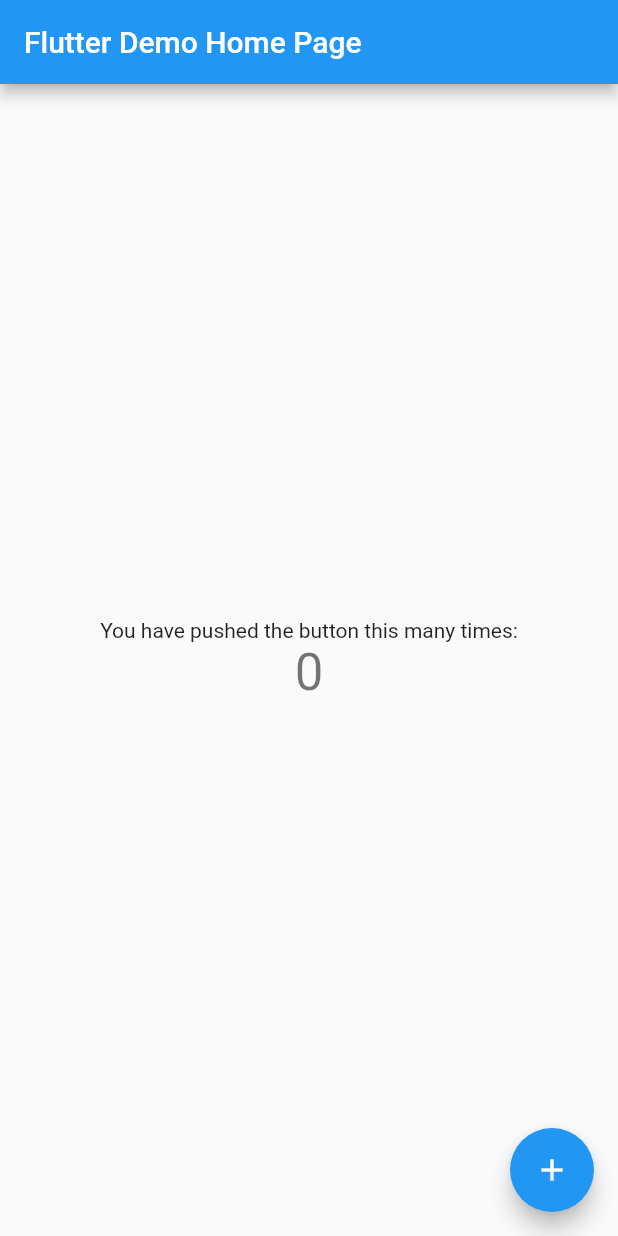
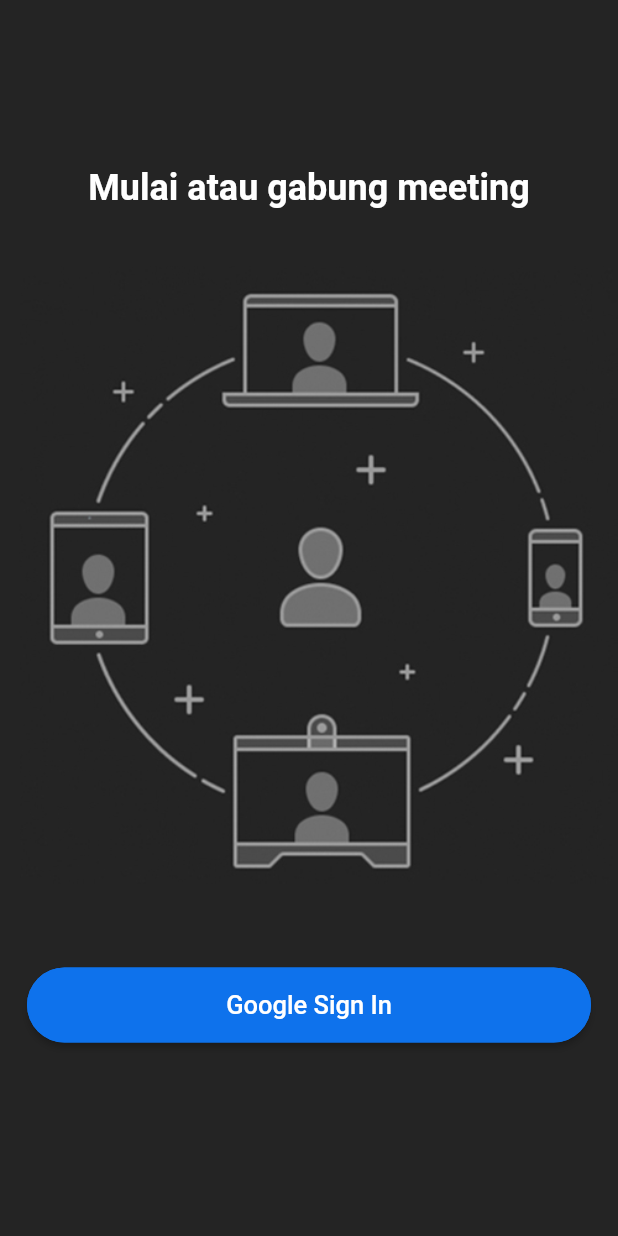
Before and after one commit to muhammadramadhan2045/zoom-flutter-clone, a Flutter app: the screen it shows after launch, on a phone screen of 412 x 824 dp. Run offline on Flutter 3.47's test engine with Material 2 defaults, Android fonts, the phone set to English and light mode, and no system bars.

Commit message:
login screen zum ui

```diff
--- a/lib/main.dart
+++ b/lib/main.dart
@@ -1,4 +1,6 @@
 import 'package:flutter/material.dart';
+import 'package:zum_clone/screens/login_screen.dart';
+import 'package:zum_clone/utils/colors.dart';
 
 void main() {
   runApp(const MyApp());
@@ -10,58 +12,15 @@
   @override
   Widget build(BuildContext context) {
     return MaterialApp(
-      title: 'Flutter Demo',
-      theme: ThemeData(
-        primarySwatch: Colors.blue,
+      debugShowCheckedModeBanner: false,
+      title: 'Zum',
+      theme: ThemeData.dark().copyWith(
+        scaffoldBackgroundColor: bgColor,
       ),
-      home: const MyHomePage(title: 'Flutter Demo Home Page'),
+      routes: {
+        '/login': (context) => const LoginScreen(),
+      },
+      home: const LoginScreen(),
     );
   }
 }
-
-class MyHomePage extends StatefulWidget {
-  const MyHomePage({super.key, required this.title});
-
-  final String title;
-
-  @override
-  State<MyHomePage> createState() => _MyHomePageState();
-}
-
-class _MyHomePageState extends State<MyHomePage> {
-  int _counter = 0;
-
-  void _incrementCounter() {
-    setState(() {
-      _counter++;
-    });
-  }
-
-  @override
-  Widget build(BuildContext context) {
-    return Scaffold(
-      appBar: AppBar(
-        title: Text(widget.title),
-      ),
-      body: Center(
-        child: Column(
-          mainAxisAlignment: MainAxisAlignment.center,
-          children: <Widget>[
-            const Text(
-              'You have pushed the button this many times:',
-            ),
-            Text(
-              '$_counter',
-              style: Theme.of(context).textTheme.headlineMedium,
-            ),
-          ],
-        ),
-      ),
-      floatingActionButton: FloatingActionButton(
-        onPressed: _incrementCounter,
-        tooltip: 'Increment',
-        child: const Icon(Icons.add),
-      ),
-    );
-  }
-}
--- /dev/null
+++ b/lib/screens/login_screen.dart
@@ -0,0 +1,37 @@
+import 'package:flutter/material.dart';
+import 'package:zum_clone/widgets/customs_button.dart';
+
+class LoginScreen extends StatefulWidget {
+  const LoginScreen({super.key});
+
+  @override
+  State<LoginScreen> createState() => _LoginScreenState();
+}
+
+class _LoginScreenState extends State<LoginScreen> {
+  @override
+  Widget build(BuildContext context) {
+    return Scaffold(
+      body: Column(
+        mainAxisAlignment: MainAxisAlignment.center,
+        children: [
+          const Text(
+            'Mulai atau gabung meeting',
+            style: TextStyle(
+              fontSize: 24,
+              fontWeight: FontWeight.bold,
+            ),
+          ),
+          Padding(
+            padding: const EdgeInsets.symmetric(vertical: 38.0),
+            child: Image.asset('assets/img/onboarding.jpg'),
+          ),
+          CustomButton(
+            text: 'Google Sign In',
+            onpressed: () {},
+          ),
+        ],
+      ),
+    );
+  }
+}
--- /dev/null
+++ b/lib/utils/colors.dart
@@ -0,0 +1,6 @@
+import 'package:flutter/material.dart';
+
+const bgColor = Color.fromRGBO(36, 36, 36, 1);
+const buttonColor = Color.fromRGBO(14, 114, 236, 1);
+const footerColor = Color.fromRGBO(26, 26, 26, 1);
+const secondaryBackgroundColor = Color.fromRGBO(46, 46, 46, 1);
--- /dev/null
+++ b/lib/widgets/customs_button.dart
@@ -0,0 +1,32 @@
+import 'package:flutter/material.dart';
+import 'package:zum_clone/utils/colors.dart';
+
+class CustomButton extends StatelessWidget {
+  final String text;
+  final VoidCallback onpressed;
+  const CustomButton({super.key, required this.text, required this.onpressed});
+
+  @override
+  Widget build(BuildContext context) {
+    return Padding(
+      padding: const EdgeInsets.all(18.0),
+      child: ElevatedButton(
+        onPressed: onpressed,
+        child: Text(
+          text,
+          style: TextStyle(
+            fontSize: 17,
+          ),
+        ),
+        style: ElevatedButton.styleFrom(
+          primary: buttonColor,
+          minimumSize: const Size(double.infinity, 50),
+          shape: RoundedRectangleBorder(
+            borderRadius: BorderRadius.circular(30),
+            side: const BorderSide(color: buttonColor),
+          ),
+        ),
+      ),
+    );
+  }
+}
--- a/pubspec.yaml
+++ b/pubspec.yaml
@@ -59,9 +59,8 @@
   uses-material-design: true
 
   # To add assets to your application, add an assets section, like this:
-  # assets:
-  #   - images/a_dot_burr.jpeg
-  #   - images/a_dot_ham.jpeg
+  assets:
+    - assets/img/
 
   # An image asset can refer to one or more resolution-specific "variants", see
   # https://flutter.dev/assets-and-images/#resolution-aware
```
Also changed, not shown: assets/img/onboarding.jpg (added).
